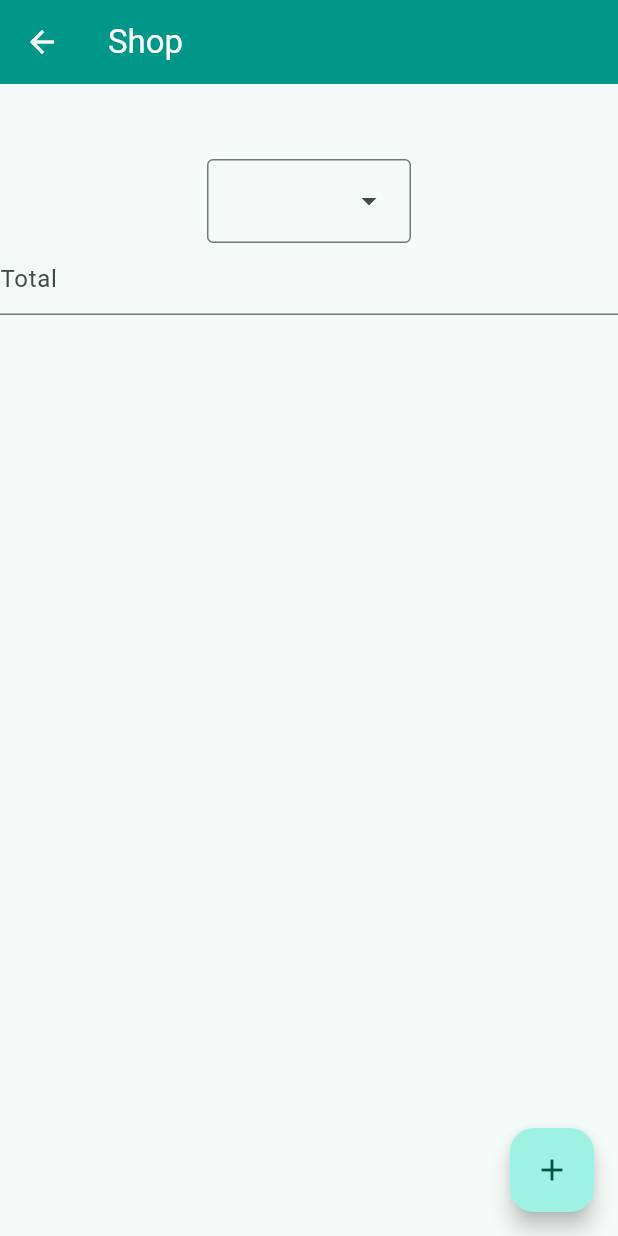
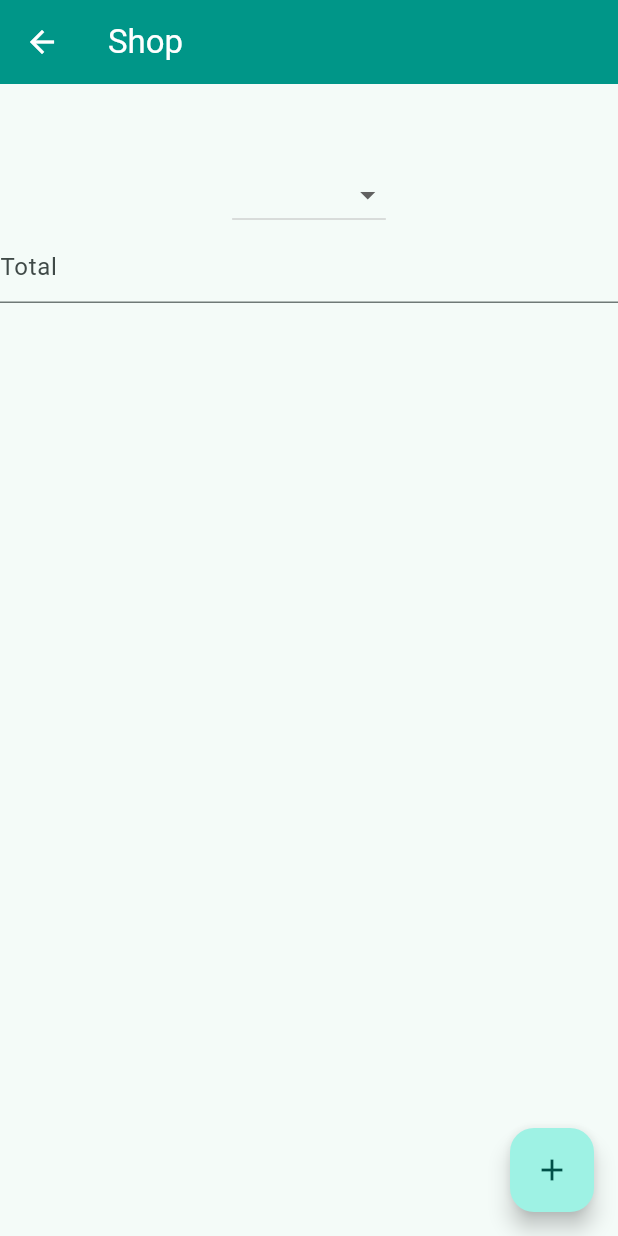
Before and after one commit to NitroXen/cash_list, a Flutter app: the screen it shows after launch, after a tap on the "shopify" icon, on a phone screen of 412 x 824 dp. Run offline on Flutter 3.47's test engine with Material 3 defaults, Android fonts, the phone set to English and light mode, and no system bars.

Commit message:
add component

```diff
--- /dev/null
+++ b/lib/component/component.dart
@@ -0,0 +1,22 @@
+import 'package:cash_list/model/product.dart';
+
+class Component {
+  static List<Producto> items = [
+    Producto(name: "Malboro", price: 25),
+    Producto(name: "Pizza", price: 10),
+    Producto(name: "Chicle", price: 12),
+    Producto(name: "Caramelos", price: 15),
+  ];
+
+  static void addProduct(String name, double price) {
+    items.add(Producto(name: name, price: price));
+  }
+
+  static void editProduct(int index, String name, double price) {
+    items[index] = Producto(name: name, price: price);
+  }
+
+  static void removeProduct(int index) {
+    items.removeAt(index);
+  }
+}
--- a/lib/view/main_screen.dart
+++ b/lib/view/main_screen.dart
@@ -1,3 +1,4 @@
+import 'package:cash_list/component/component.dart';
 import 'package:cash_list/view/routes/router.dart';
 import 'package:flutter/material.dart';
 
@@ -42,16 +43,13 @@ class MainScreen extends StatelessWidget {
           children: [
             TitleCount(style: style),
             Expanded(
-                child: ListView(children: [
-              ListTile(
-                title: Text("Saldo"),
-                subtitle: Text("0 €"),
-              ),
-              ListTile(
-                title: Text("Saldo"),
-                subtitle: Text("0 €"),
-              ),
-            ]))
+                child: ListView.builder(
+                    itemCount: Component.items.length,
+                    itemBuilder: (context, index) {
+                      return ListTile(
+                          title: Text(Component.items[index].name),
+                          subtitle: Text("${Component.items[index].price} €"));
+                    }))
           ],
         ),
       ),
@@ -60,12 +58,15 @@ class MainScreen extends StatelessWidget {
 }
 
 class TitleCount extends StatelessWidget {
-  const TitleCount({
+  TitleCount({
     super.key,
     required this.style,
   });
 
   final TextStyle style;
+
+  final double num =
+      Component.items.map((x) => x.price).reduce((a, b) => a + b).toDouble();
 
   @override
   Widget build(BuildContext context) {
@@ -81,7 +82,7 @@ class TitleCount extends StatelessWidget {
             style: style,
           ),
           Text(
-            "0 €",
+            "$num €",
             style: style,
           ),
         ],
--- a/lib/view/shop_screen.dart
+++ b/lib/view/shop_screen.dart
@@ -1,3 +1,5 @@
+import 'package:cash_list/component/component.dart';
+import 'package:cash_list/model/product.dart';
 import 'package:flutter/material.dart';
 import 'package:flutter/widgets.dart';
 
@@ -13,12 +15,7 @@ class _ShopScreenState extends State<ShopScreen> {
 
   @override
   Widget build(BuildContext context) {
-    List<DropdownMenuEntry<String>> lista = [
-      DropdownMenuEntry(label: "0", value: "hola"),
-      DropdownMenuEntry(label: "1", value: "hola"),
-      DropdownMenuEntry(label: "2", value: "hola"),
-      DropdownMenuEntry(label: "3", value: "hola"),
-    ];
+    Producto? selectValue;
 
     return Scaffold(
       appBar: AppBar(
@@ -34,9 +31,20 @@ class _ShopScreenState extends State<ShopScreen> {
           SizedBox(
             height: 50,
           ),
-          DropdownMenu(
-            dropdownMenuEntries: lista,
-            initialSelection: lista[0].label,
+          DropdownButton(
+            value: selectValue,
+            onChanged: (Producto? newValue) {
+              setState(() {
+                selectValue = newValue!;
+              });
+            },
+            items: Component.items
+                .map<DropdownMenuItem<Producto>>((Producto value) {
+              return DropdownMenuItem<Producto>(
+                value: value,
+                child: Text(value.name),
+              );
+            }).toList(),
           ),
           TextField(
             decoration: InputDecoration(hintText: "Total"),
```
Also changed, not shown: lib/view/edit_screen.dart (+3 -8 lines).
